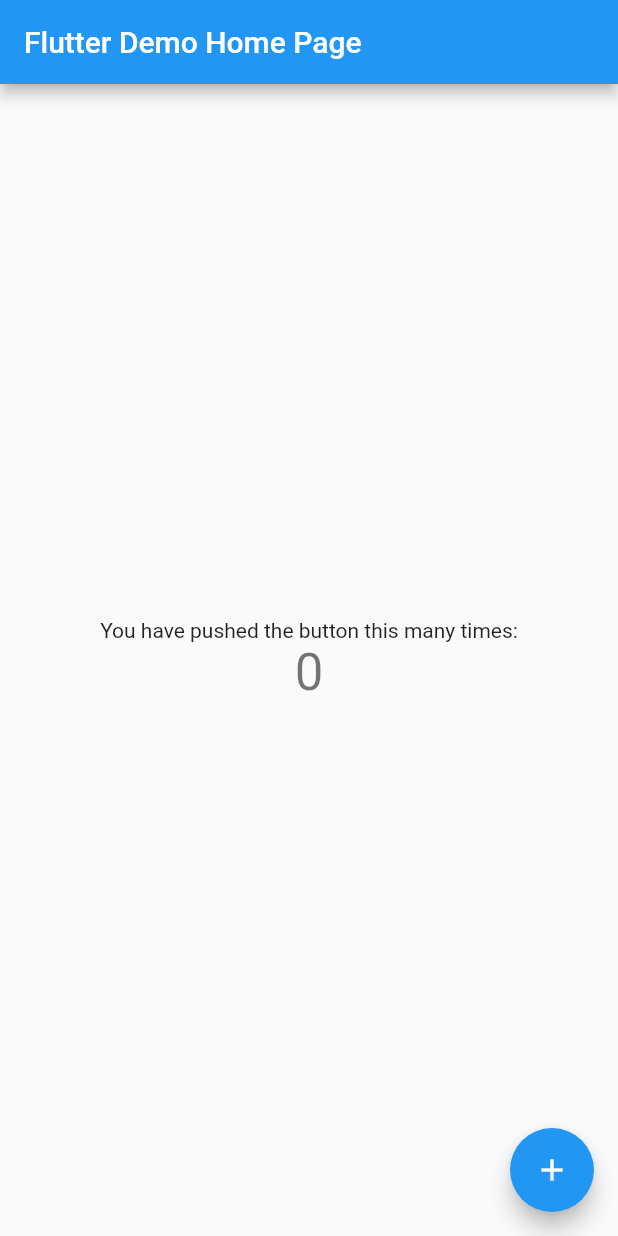
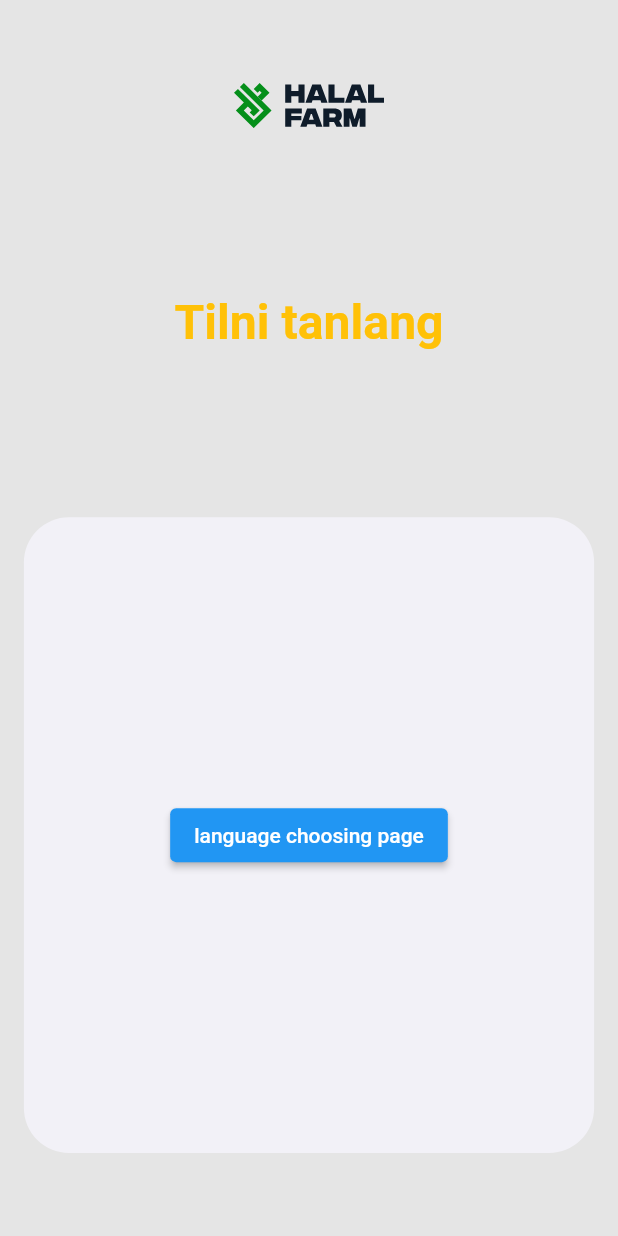
Before and after one commit to theEmris/halal_farm, a Flutter app: the screen it shows after launch, on a phone screen of 412 x 824 dp. Run offline on Flutter 3.47's test engine with Material 2 defaults, Android fonts, the phone set to English and light mode, and no system bars; our stand-ins replace flutter_svg.

Commit message:
new pages has been added

```diff
--- /dev/null
+++ b/lib/core/constants/UiConstants.dart
@@ -0,0 +1,22 @@
+import 'package:flutter/material.dart';
+import 'package:halal_farm/provider/text_provider.dart';
+import 'package:halal_farm/sizeConfig.dart';
+import 'package:provider/provider.dart';
+
+class UiConstants {
+  static var scafBackColor = Color(0xFFE5E5E5);
+
+
+
+  static  Text  TextDesignBoldAndBig(BuildContext context, String myText) {
+    SizeConfig().init(context);
+
+    return Text(myText ,
+     style:  TextStyle(
+     color: context.watch<TextProvider>().myColor,
+     fontSize:getHeight(26),
+     fontWeight: FontWeight.bold
+   ),
+   );
+  }
+}
--- a/lib/main.dart
+++ b/lib/main.dart
@@ -1,115 +1,31 @@
 import 'package:flutter/material.dart';
+import 'package:halal_farm/provider/text_provider.dart';
+import 'package:halal_farm/router/router.dart';
+import 'package:provider/provider.dart';
 
 void main() {
-  runApp(const MyApp());
+  runApp(
+    MultiProvider(providers: [
+      ChangeNotifierProvider(create: (_)=>TextProvider())
+    ],
+    child: MyApp(),)
+  );
 }
 
 class MyApp extends StatelessWidget {
-  const MyApp({Key? key}) : super(key: key);
+  MyApp({Key? key}) : super(key: key);
+  final _forRouter = RouteBloc();
 
-  // This widget is the root of your application.
   @override
   Widget build(BuildContext context) {
     return MaterialApp(
       title: 'Flutter Demo',
+      debugShowCheckedModeBanner: false,
       theme: ThemeData(
-        // This is the theme of your application.
-        //
-        // Try running your application with "flutter run". You'll see the
-        // application has a blue toolbar. Then, without quitting the app, try
-        // changing the primarySwatch below to Colors.green and then invoke
-        // "hot reload" (press "r" in the console where you ran "flutter run",
-        // or simply save your changes to "hot reload" in a Flutter IDE).
-        // Notice that the counter didn't reset back to zero; the application
-        // is not restarted.
         primarySwatch: Colors.blue,
       ),
-      home: const MyHomePage(title: 'Flutter Demo Home Page'),
+      initialRoute: "/",
+      onGenerateRoute: _forRouter.onGenerateRoute,
     );
   }
 }
-
-class MyHomePage extends StatefulWidget {
-  const MyHomePage({Key? key, required this.title}) : super(key: key);
-
-  // This widget is the home page of your application. It is stateful, meaning
-  // that it has a State object (defined below) that contains fields that affect
-  // how it looks.
-
-  // This class is the configuration for the state. It holds the values (in this
-  // case the title) provided by the parent (in this case the App widget) and
-  // used by the build method of the State. Fields in a Widget subclass are
-  // always marked "final".
-
-  final String title;
-
-  @override
-  State<MyHomePage> createState() => _MyHomePageState();
-}
-
-class _MyHomePageState extends State<MyHomePage> {
-  int _counter = 0;
-
-  void _incrementCounter() {
-    setState(() {
-      // This call to setState tells the Flutter framework that something has
-      // changed in this State, which causes it to rerun the build method below
-      // so that the display can reflect the updated values. If we changed
-      // _counter without calling setState(), then the build method would not be
-      // called again, and so nothing would appear to happen.
-      _counter++;
-    });
-  }
-
-  @override
-  Widget build(BuildContext context) {
-    // This method is rerun every time setState is called, for instance as done
-    // by the _incrementCounter method above.
-    //
-    // The Flutter framework has been optimized to make rerunning build methods
-    // fast, so that you can just rebuild anything that needs updating rather
-    // than having to individually change instances of widgets.
-    return Scaffold(
-      appBar: AppBar(
-        // Here we take the value from the MyHomePage object that was created by
-        // the App.build method, and use it to set our appbar title.
-        title: Text(widget.title),
-      ),
-      body: Center(
-        // Center is a layout widget. It takes a single child and positions it
-        // in the middle of the parent.
-        child: Column(
-          // Column is also a layout widget. It takes a list of children and
-          // arranges them vertically. By default, it sizes itself to fit its
-          // children horizontally, and tries to be as tall as its parent.
-          //
-          // Invoke "debug painting" (press "p" in the console, choose the
-          // "Toggle Debug Paint" action from the Flutter Inspector in Android
-          // Studio, or the "Toggle Debug Paint" command in Visual Studio Code)
-          // to see the wireframe for each widget.
-          //
-          // Column has various properties to control how it sizes itself and
-          // how it positions its children. Here we use mainAxisAlignment to
-          // center the children vertically; the main axis here is the vertical
-          // axis because Columns are vertical (the cross axis would be
-          // horizontal).
-          mainAxisAlignment: MainAxisAlignment.center,
-          children: <Widget>[
-            const Text(
-              'You have pushed the button this many times:',
-            ),
-            Text(
-              '$_counter',
-              style: Theme.of(context).textTheme.headline4,
-            ),
-          ],
-        ),
-      ),
-      floatingActionButton: FloatingActionButton(
-        onPressed: _incrementCounter,
-        tooltip: 'Increment',
-        child: const Icon(Icons.add),
-      ), // This trailing comma makes auto-formatting nicer for build methods.
-    );
-  }
-}
--- /dev/null
+++ b/lib/provider/text_provider.dart
@@ -0,0 +1,11 @@
+import 'package:flutter/material.dart';
+
+
+class TextProvider extends ChangeNotifier {
+   Color myColor = Colors.amber;
+
+   changeMode() {
+    myColor = Colors.black;
+    notifyListeners();
+  }
+}
--- /dev/null
+++ b/lib/router/router.dart
@@ -0,0 +1,23 @@
+import 'package:flutter/material.dart';
+import 'package:halal_farm/screens/main/homePage.dart';
+import 'package:halal_farm/screens/main/lanChoosing.dart';
+
+class RouteBloc {
+  Route? onGenerateRoute(RouteSettings settings) {
+    final args = settings.arguments;
+
+    switch (settings.name) {
+      case "/":
+        return MaterialPageRoute(builder: (context) => HomePage());
+
+
+       case "/languageChoosing":
+        return MaterialPageRoute(builder: (context) => LanguageChoosing());
+
+
+
+
+      default:
+    }
+  }
+}
--- /dev/null
+++ b/lib/screens/main/homePage.dart
@@ -0,0 +1,28 @@
+import 'package:flutter/material.dart';
+import 'package:flutter_svg/svg.dart';
+
+class HomePage extends StatefulWidget {
+  const HomePage({Key? key}) : super(key: key);
+
+  @override
+  State<HomePage> createState() => _HomePageState();
+}
+
+class _HomePageState extends State<HomePage> {
+  @override
+  void initState() {
+    // TODO: implement initState
+    Future.delayed(Duration(seconds: 3), (() {
+      Navigator.pushNamedAndRemoveUntil(
+          context, "/languageChoosing", (route) => false);
+    }));
+  }
+
+  @override
+  Widget build(BuildContext context) {
+    return Scaffold(
+      backgroundColor: Color(0xFF058F1A),
+      body: Center(child: SvgPicture.asset("assets/logo_farm.svg")),
+    );
+  }
+}
--- /dev/null
+++ b/lib/screens/main/lanChoosing.dart
@@ -0,0 +1,47 @@
+import 'package:flutter/material.dart';
+import 'package:flutter_svg/svg.dart';
+import 'package:halal_farm/core/constants/UiConstants.dart';
+import 'package:halal_farm/provider/text_provider.dart';
+import 'package:halal_farm/sizeConfig.dart';
+import 'package:provider/provider.dart';
+
+class LanguageChoosing extends StatelessWidget {
+  const LanguageChoosing({Key? key}) : super(key: key);
+
+  @override
+  Widget build(BuildContext context) {
+    SizeConfig().init(context);
+    return Scaffold(
+      backgroundColor: UiConstants.scafBackColor,
+      body: Column(
+        mainAxisAlignment: MainAxisAlignment.spaceAround,
+        crossAxisAlignment: CrossAxisAlignment.center,
+        children: [
+          SizedBox(
+            child: SvgPicture.asset("assets/logo_black.svg"),
+          ),
+          UiConstants.TextDesignBoldAndBig(context, "Tilni tanlang"),
+          Center(
+            child: Container(
+              alignment: Alignment.center,
+              height: getHeight(343),
+              width: getWidth(346),
+              child: ElevatedButton(
+                child: Text("language choosing page"),
+                onPressed: () {
+                  context.read<TextProvider>().changeMode();
+                },
+              ),
+              decoration: BoxDecoration(
+                borderRadius: BorderRadius.all(
+                  Radius.circular(30),
+                ),
+                color: Color(0xFFF2F1F7),
+              ),
+            ),
+          ),
+        ],
+      ),
+    );
+  }
+}
--- /dev/null
+++ b/lib/sizeConfig.dart
@@ -0,0 +1,28 @@
+import 'package:flutter/material.dart';
+
+class SizeConfig {
+  static MediaQueryData? _mediaQueryData;
+  static double? screenWidth;
+  static double? screenHeight;
+  static double? defaultSize;
+  static Orientation? orientation;
+
+  void init(BuildContext context) {
+    _mediaQueryData = MediaQuery.of(context);
+    screenWidth = _mediaQueryData!.size.width;
+    screenHeight = _mediaQueryData!.size.height;
+    orientation = _mediaQueryData!.orientation;
+  }
+}
+
+double getHeight(double inputHeight) {
+  double screenHeight = SizeConfig.screenHeight!;
+  // 812.0 designer ishlatgan height
+  return (inputHeight / 667) * screenHeight;
+}
+
+double getWidth(double inputWidth) {
+  double screenWidth = SizeConfig.screenWidth!;
+  // 375.0 designer ishlatgan width
+  return (inputWidth / 375) * screenWidth;
+}
--- a/pubspec.yaml
+++ b/pubspec.yaml
@@ -34,6 +34,8 @@ dependencies:
   # The following adds the Cupertino Icons font to your application.
   # Use with the CupertinoIcons class for iOS style icons.
   cupertino_icons: ^1.0.2
+  flutter_svg: ^1.0.3
+  provider: ^6.0.2
 
 dev_dependencies:
   flutter_test:
@@ -58,8 +60,8 @@ flutter:
   uses-material-design: true
 
   # To add assets to your application, add an assets section, like this:
-  # assets:
-  #   - images/a_dot_burr.jpeg
+  assets:
+    - assets/
   #   - images/a_dot_ham.jpeg
 
   # An image asset can refer to one or more resolution-specific "variants", see
```
Also changed, not shown: assets/logo_black.svg (added), assets/logo_farm.svg (added), pubspec.lock, 1 other file.
